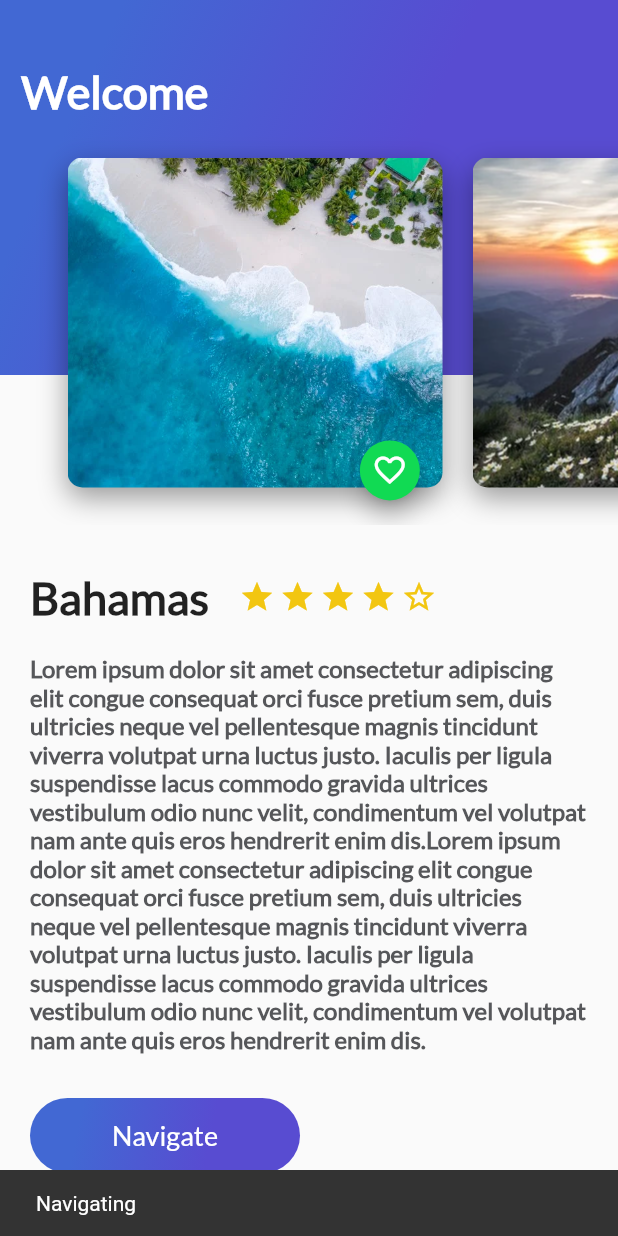
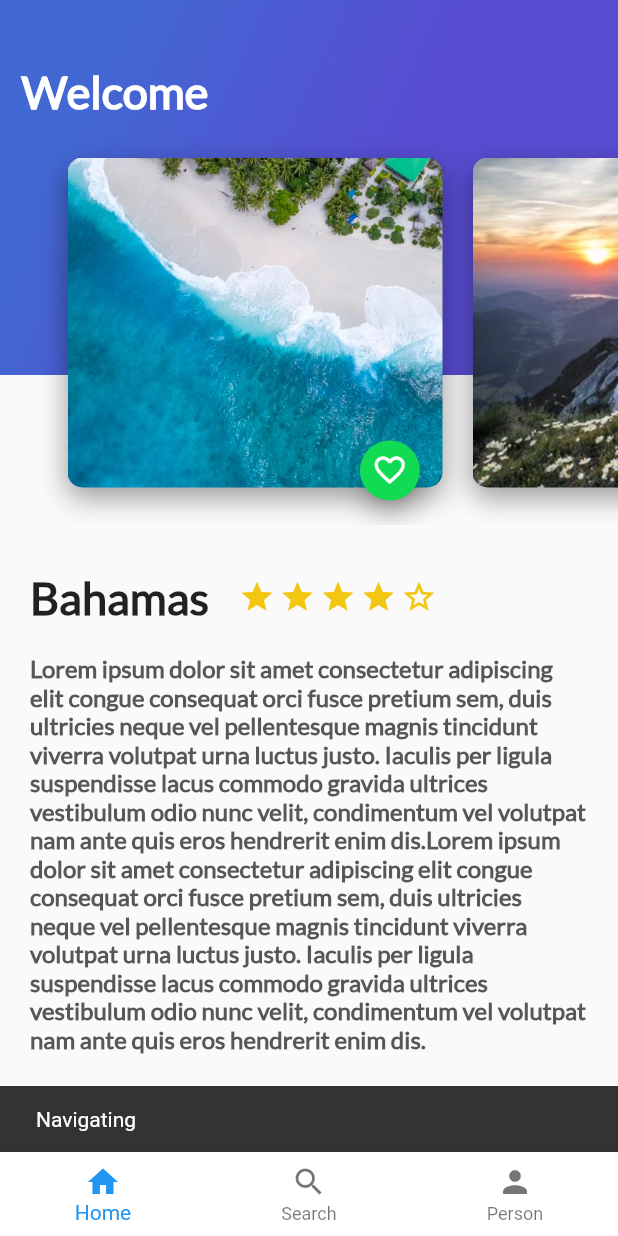
Before and after one commit to jhon0010/trips_app_flutter, a Flutter app: the screen it shows after launch, after a tap on "Navigate", on a phone screen of 412 x 824 dp. Run offline on Flutter 3.47's test engine with Material 2 defaults, Android fonts, the phone set to English and light mode, and no system bars.

Commit message:
Order code and Bottom Navigation
* Custom bottomNavigationBar
* Refactor some code
*

```diff
--- /dev/null
+++ b/lib/home_trips.dart
@@ -0,0 +1,36 @@
+import 'package:flutter/material.dart';
+import 'package:trips_app_flutter/description_place.dart';
+import 'package:trips_app_flutter/header_app_bar.dart';
+import 'package:trips_app_flutter/review_list.dart';
+
+class HomeTrips extends StatelessWidget {
+
+  final String descriptionDummy = 'Lorem ipsum dolor sit amet consectetur adipiscing '
+      'elit congue consequat orci fusce pretium sem, duis ultricies neque vel '
+      'pellentesque magnis tincidunt viverra volutpat urna luctus justo. Iaculis '
+      'per ligula suspendisse lacus commodo gravida ultrices vestibulum odio nunc velit, '
+      'condimentum vel volutpat nam ante quis eros hendrerit enim dis.'
+      ''
+      'Lorem ipsum dolor sit amet consectetur adipiscing '
+      'elit congue consequat orci fusce pretium sem, duis ultricies neque vel '
+      'pellentesque magnis tincidunt viverra volutpat urna luctus justo. Iaculis '
+      'per ligula suspendisse lacus commodo gravida ultrices vestibulum odio nunc velit, '
+      'condimentum vel volutpat nam ante quis eros hendrerit enim dis.';
+
+  @override
+  Widget build(BuildContext context) {
+
+    return Stack(
+      children: [
+        ListView( // separate the description and review list from the gradient part of the application
+          children: [
+            DescriptionPlace('Bahamas', 4, descriptionDummy),
+            ReviewList()
+          ],
+        ),
+        HeaderAppBar()
+      ],
+    );
+  }
+
+}
--- a/lib/main.dart
+++ b/lib/main.dart
@@ -1,28 +1,12 @@
 import 'package:flutter/material.dart';
 import 'package:flutter/services.dart';
-import 'package:trips_app_flutter/header_app_bar.dart';
-import 'package:trips_app_flutter/review_list.dart';
-import 'description_place.dart';
-import 'gradient_back.dart';
+import 'package:trips_app_flutter/trips.dart';
 
 void main() {
   runApp(MyApp());
 }
 
 class MyApp extends StatelessWidget {
-  // This widget is the root of your application.
-
-  final String descriptionDummy = 'Lorem ipsum dolor sit amet consectetur adipiscing '
-      'elit congue consequat orci fusce pretium sem, duis ultricies neque vel '
-      'pellentesque magnis tincidunt viverra volutpat urna luctus justo. Iaculis '
-      'per ligula suspendisse lacus commodo gravida ultrices vestibulum odio nunc velit, '
-      'condimentum vel volutpat nam ante quis eros hendrerit enim dis.'
-      ''
-      'Lorem ipsum dolor sit amet consectetur adipiscing '
-      'elit congue consequat orci fusce pretium sem, duis ultricies neque vel '
-      'pellentesque magnis tincidunt viverra volutpat urna luctus justo. Iaculis '
-      'per ligula suspendisse lacus commodo gravida ultrices vestibulum odio nunc velit, '
-      'condimentum vel volutpat nam ante quis eros hendrerit enim dis.';
 
   @override
   Widget build(BuildContext context) {
@@ -32,19 +16,7 @@ class MyApp extends StatelessWidget {
       theme: ThemeData(
         primarySwatch: Colors.blue,
       ),
-      home: Scaffold(
-          body: Stack(
-            children: [
-              ListView( // separate the description and review list from the gradient part of the application
-                children: [
-                  DescriptionPlace('Bahamas', 4, descriptionDummy),
-                  ReviewList()
-                ],
-              ),
-              HeaderAppBar()
-            ],
-          ),
-      )
+      home: Trips()
     );
   }
 }
--- /dev/null
+++ b/lib/trips.dart
@@ -0,0 +1,41 @@
+import 'package:flutter/material.dart';
+import 'package:trips_app_flutter/home_trips.dart';
+
+class Trips extends StatefulWidget {
+  @override
+  State<StatefulWidget> createState() {
+    return _Trips();
+  }
+}
+
+class _Trips extends State {
+  @override
+  Widget build(BuildContext context) {
+    return Scaffold(
+        bottomNavigationBar: Theme(
+          data: Theme.of(context).copyWith(
+            canvasColor: Colors.white,
+            primaryColor: Colors.purple
+          ),
+          child: BottomNavigationBar(
+            items: [
+              BottomNavigationBarItem(
+                icon: Icon(Icons.home),
+                title: Text('Home')
+              ),
+              BottomNavigationBarItem(
+                  icon: Icon(Icons.search),
+                  title: Text('Search')
+              ),
+              BottomNavigationBarItem(
+                  icon: Icon(Icons.person),
+                  title: Text('Person')
+              ),
+            ],
+          ),
+        ),
+        body: HomeTrips()
+    );
+  }
+
+}
```
